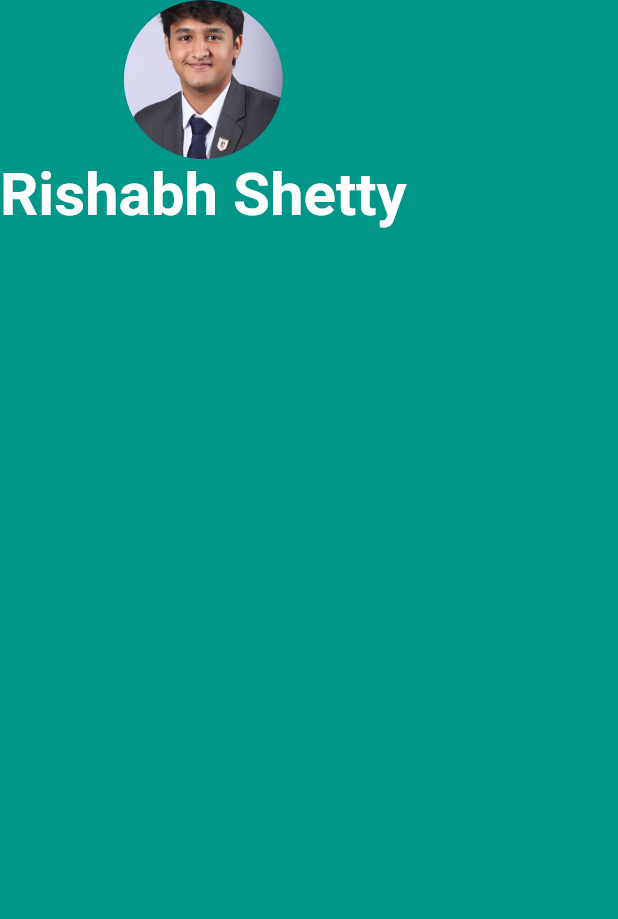
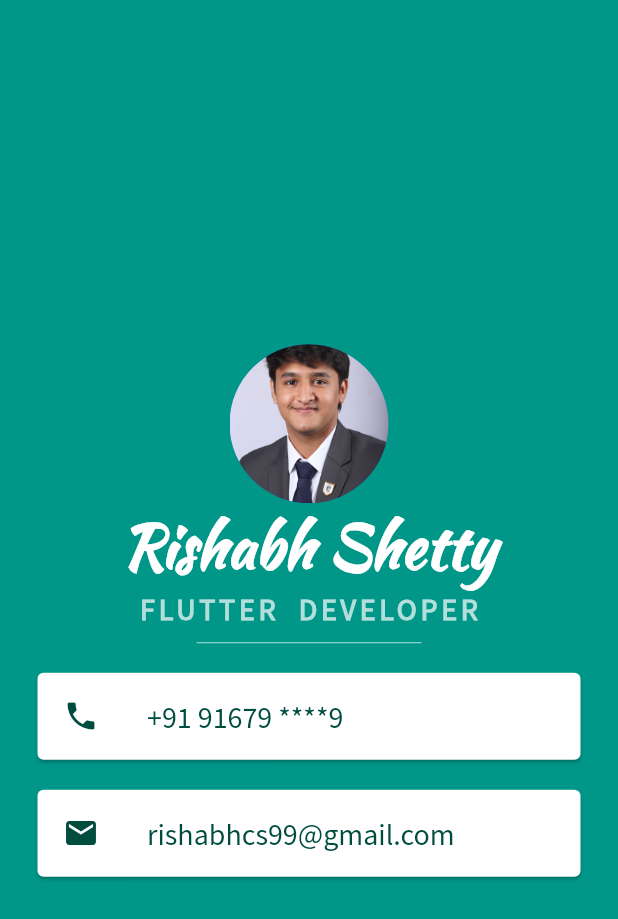
Before and after one commit to rishabhcs99/mi_card, a Flutter app: the screen it shows after launch, on a phone screen of 412 x 824 dp. Shown: the top 919 px of the screen. Run offline on Flutter 3.47's test engine with Material 2 defaults, Android fonts, the phone set to English and light mode, and no system bars.

Commit message:
commit two

```diff
--- a/lib/main.dart
+++ b/lib/main.dart
@@ -1,3 +1,4 @@
+import 'package:flutter/cupertino.dart';
 import 'package:flutter/material.dart';
 
 void main() {
@@ -8,20 +9,87 @@ class MyApp extends StatelessWidget {
   // This widget is the root of your application.
   Widget build(BuildContext context) {
     return MaterialApp(
-
       home: Scaffold(
         backgroundColor: Colors.teal,
         body: SafeArea(
+          child: Center(
             child: Column(
+              mainAxisAlignment: MainAxisAlignment.center,
               children: <Widget>[
                 CircleAvatar(
                   radius: 53.0,
                   backgroundImage: AssetImage(
-                    'images/rishabh.jpg',),
+                    'images/rishabh.jpg',
                   ),
-              Text("Rishabh Shetty",style: TextStyle(color: Colors.white,fontSize: 40.0,fontWeight: FontWeight.bold),)
-
+                ),
+                Text(
+                  "Rishabh Shetty",
+                  style: TextStyle(
+                      fontFamily: 'Pacifico',
+                      color: Colors.white,
+                      fontSize: 40.0,
+                      fontWeight: FontWeight.bold),
+                ),
+                Text(
+                  "FLUTTER  DEVELOPER",
+                  style: TextStyle(
+                    fontFamily: 'SourceSansPro',
+                    color: Colors.teal.shade100,
+                    fontSize: 20.0,
+                    letterSpacing: 2.5,
+                    fontWeight: FontWeight.bold,
+                  ),
+                ),
+                SizedBox(
+                  height: 20,
+                  width: 150,
+                  child: Divider(
+                    color: Colors.teal.shade100,
+                  ),
+                ),
+                Card(
+                  color: Colors.white,
+                  //padding: EdgeInsets.all(10.0),
+                  margin: EdgeInsets.symmetric(vertical: 10, horizontal: 25),
+                  child: Padding(
+                      padding: EdgeInsets.all(1.0),
+                      child: ListTile(
+                        leading: Icon(
+                          Icons.phone,
+                          color: Colors.teal.shade900,
+                        ),
+                        title: Text(
+                          "+91 91679 ****9",
+                          style: TextStyle(
+                              fontFamily: 'SourceSansPro',
+                              color: Colors.teal.shade900,
+                              fontSize: 20.0),
+                        ),
+                      )),
+                ),
+                Card(
+                  color: Colors.white,
+                  //padding: EdgeInsets.all(10.0),
+                  margin: EdgeInsets.symmetric(vertical: 10, horizontal: 25),
+                  child: Padding(
+                      padding: EdgeInsets.all(1.0),
+                      child: ListTile(
+                        leading: Icon(
+                          Icons.email,
+                          color: Colors.teal.shade900,
+                        ),
+                        title: Text(
+                          "rishabhcs99@gmail.com",
+                          style: TextStyle(
+                            fontFamily: 'SourceSansPro',
+                            color: Colors.teal.shade900,
+                            fontSize: 20.0,
+                          ),
+                        ),
+                      )),
+                )
               ],
+            ),
           ),
         ),
       ),
```
Also changed, not shown: pubspec.yaml (+9 -1 lines), fonts/SourceSansPro.ttf (added), fonts/pacifico.ttf (added). Lines whose indentation alone changed are shown as unchanged.
